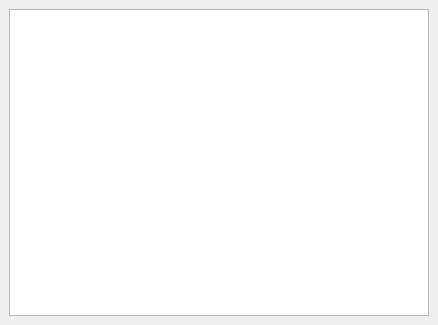
Mucking/desktop, file src/ui/display_ties.ui: the form before one commit.
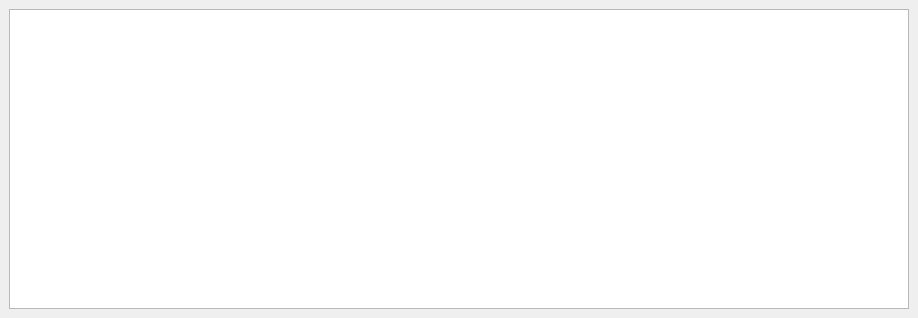
The form after the commit.

Commit message: Update Tie Window Sizing

```diff
--- a/src/ui/display_ties.ui
+++ b/src/ui/display_ties.ui
@@ -6,17 +6,36 @@
    <rect>
     <x>0</x>
     <y>0</y>
-    <width>438</width>
-    <height>325</height>
+    <width>918</width>
+    <height>318</height>
    </rect>
   </property>
+  <property name="sizePolicy">
+   <sizepolicy hsizetype="Expanding" vsizetype="Preferred">
+    <horstretch>0</horstretch>
+    <verstretch>0</verstretch>
+   </sizepolicy>
+  </property>
   <property name="windowTitle">
    <string>MainWindow</string>
   </property>
   <widget class="QWidget" name="centralwidget">
+   <property name="sizePolicy">
+    <sizepolicy hsizetype="MinimumExpanding" vsizetype="Preferred">
+     <horstretch>0</horstretch>
+     <verstretch>0</verstretch>
+    </sizepolicy>
+   </property>
    <layout class="QVBoxLayout" name="verticalLayout">
     <item>
-     <widget class="QTableView" name="tableView"/>
+     <widget class="QTableView" name="tableView">
+      <property name="sizePolicy">
+       <sizepolicy hsizetype="MinimumExpanding" vsizetype="MinimumExpanding">
+        <horstretch>0</horstretch>
+        <verstretch>0</verstretch>
+       </sizepolicy>
+      </property>
+     </widget>
     </item>
    </layout>
   </widget>
```
The commit also changes 1 other file.
